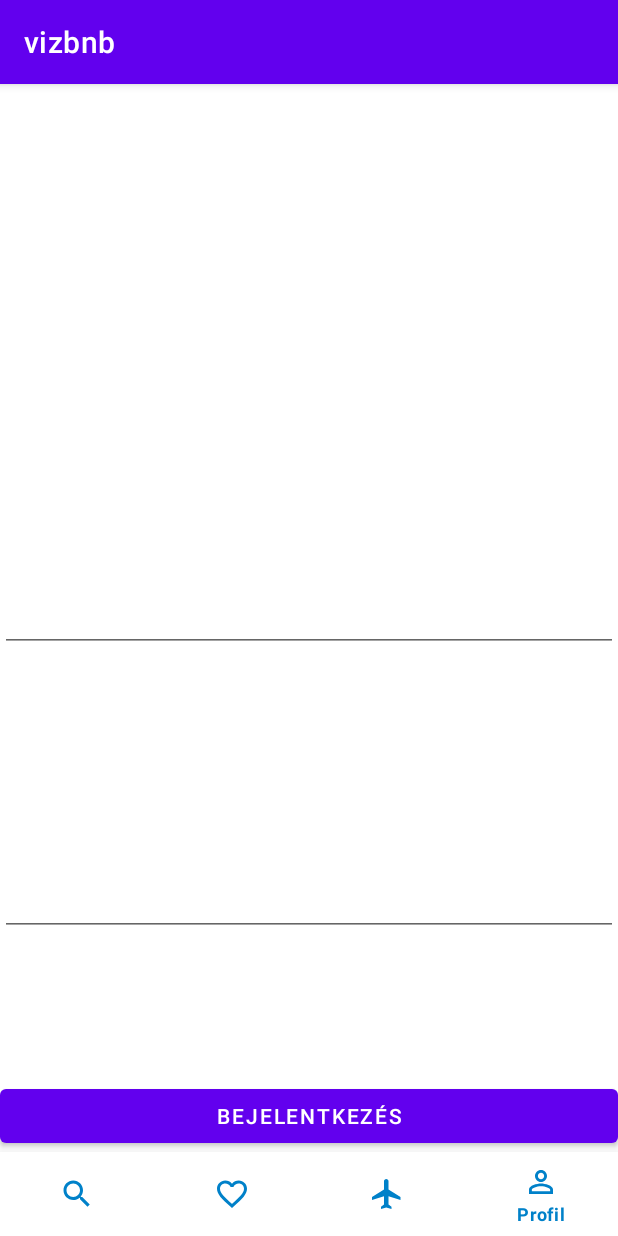
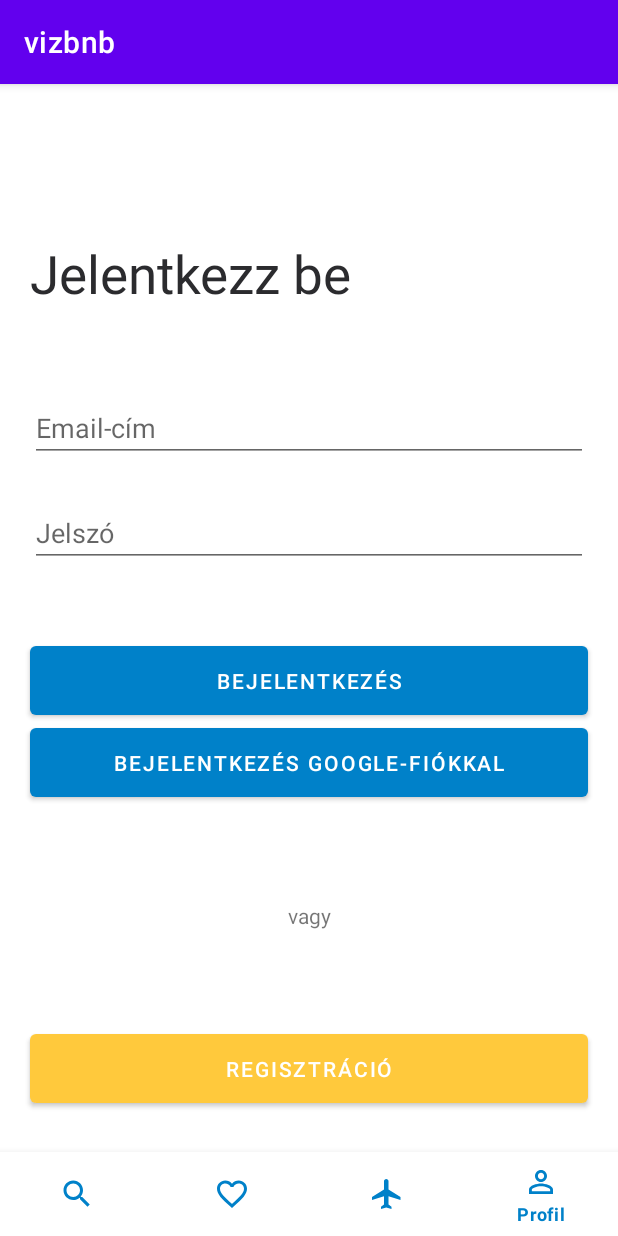
Before and after one commit to vivienbalint/mobilalk, an Android app: the screen it shows after launch (MainActivity), item 4 of the bottom bar chosen, on a phone screen of 412 x 824 dp. Run offline under Robolectric (Android 15) with nearby library versions, the phone set to English and light mode, and no system bars; our stand-ins replace Firebase (no records; nobody signed in at launch, a user with empty details on screens opened directly); libraries missing offline, so code that uses them is left out: org.checkerframework.checker.

```diff
--- /dev/null
+++ b/app/src/main/java/com/example/vizbnb/LoginFragment.java
@@ -0,0 +1,164 @@
+package com.example.vizbnb;
+
+import android.content.Intent;
+import android.os.Bundle;
+
+import androidx.annotation.NonNull;
+import androidx.fragment.app.Fragment;
+import androidx.fragment.app.FragmentTransaction;
+
+import android.view.LayoutInflater;
+import android.view.View;
+import android.view.ViewGroup;
+import android.widget.Button;
+import android.widget.EditText;
+import android.widget.Toast;
+
+import com.google.android.gms.auth.api.signin.GoogleSignIn;
+import com.google.android.gms.auth.api.signin.GoogleSignInAccount;
+import com.google.android.gms.auth.api.signin.GoogleSignInClient;
+import com.google.android.gms.auth.api.signin.GoogleSignInOptions;
+import com.google.android.gms.common.api.ApiException;
+import com.google.android.gms.tasks.OnCompleteListener;
+import com.google.android.gms.tasks.Task;
+import com.google.firebase.auth.AuthCredential;
+import com.google.firebase.auth.AuthResult;
+import com.google.firebase.auth.FirebaseAuth;
+import com.google.firebase.auth.GoogleAuthProvider;
+
+/**
+ * A simple {@link Fragment} subclass.
+ * Use the {@link LoginFragment#newInstance} factory method to
+ * create an instance of this fragment.
+ */
+public class LoginFragment extends Fragment {
+
+    // TODO: Rename parameter arguments, choose names that match
+    // the fragment initialization parameters, e.g. ARG_ITEM_NUMBER
+    private static final String ARG_PARAM1 = "param1";
+    private static final String ARG_PARAM2 = "param2";
+
+    private static final int RC_SIGN_IN = 549;
+
+    // TODO: Rename and change types of parameters
+    private String mParam1;
+    private String mParam2;
+
+    private FirebaseAuth auth;
+    private GoogleSignInClient googleSignInClient;
+    private EditText email;
+    private EditText password;
+
+    public LoginFragment() {
+        // Required empty public constructor
+    }
+
+    /**
+     * Use this factory method to create a new instance of
+     * this fragment using the provided parameters.
+     *
+     * @param param1 Parameter 1.
+     * @param param2 Parameter 2.
+     * @return A new instance of fragment LoginFragment.
+     */
+    // TODO: Rename and change types and number of parameters
+    public static LoginFragment newInstance(String param1, String param2) {
+        LoginFragment fragment = new LoginFragment();
+        Bundle args = new Bundle();
+        args.putString(ARG_PARAM1, param1);
+        args.putString(ARG_PARAM2, param2);
+        fragment.setArguments(args);
+        return fragment;
+    }
+
+    @Override
+    public void onCreate(Bundle savedInstanceState) {
+        super.onCreate(savedInstanceState);
+        if (getArguments() != null) {
+            mParam1 = getArguments().getString(ARG_PARAM1);
+            mParam2 = getArguments().getString(ARG_PARAM2);
+        }
+        auth = FirebaseAuth.getInstance();
+        GoogleSignInOptions gso = new GoogleSignInOptions.Builder(GoogleSignInOptions.DEFAULT_SIGN_IN)
+                .requestIdToken(getString(R.string.default_web_client_id))
+                .requestEmail()
+                .build();
+        googleSignInClient = GoogleSignIn.getClient(getActivity(), gso);
+    }
+
+    @Override
+    public View onCreateView(LayoutInflater inflater, ViewGroup container,
+                             Bundle savedInstanceState) {
+        // Inflate the layout for this fragment
+        View view = inflater.inflate(R.layout.fragment_login, container, false);
+
+        email = view.findViewById(R.id.email);
+        password = view.findViewById(R.id.password);
+
+        Button loginBtn = view.findViewById(R.id.loginBtn);
+        (loginBtn).setOnClickListener(this::login);
+
+        Button loginWithGoogleBtn = view.findViewById(R.id.loginWithGoogleBtn);
+        (loginWithGoogleBtn).setOnClickListener(this::loginWithGoogle);
+
+        Button registerBtn = view.findViewById(R.id.registerBtn);
+        (registerBtn).setOnClickListener(this::register);
+
+        return view;
+    }
+
+    @Override
+    public void onActivityResult(int requestCode, int resultCode, Intent data) {
+        super.onActivityResult(requestCode, resultCode, data);
+
+        if(requestCode == RC_SIGN_IN) {
+            Task<GoogleSignInAccount> task = GoogleSignIn.getSignedInAccountFromIntent(data);
+
+            try {
+                GoogleSignInAccount account = task.getResult(ApiException.class);
+                firebaseAuthWithGoogle(account.getIdToken());
+            } catch (ApiException e) {
+                //Todo
+            }
+        }
+    }
+
+    private void firebaseAuthWithGoogle(String idToken) {
+        AuthCredential cred = GoogleAuthProvider.getCredential(idToken, null);
+        auth.signInWithCredential(cred).addOnCompleteListener(getActivity(), task -> {
+            if(task.isSuccessful()) {
+//                User user = new User(registerEmail, registerFirstName, registerLastName);
+                Fragment profileFragment = new ProfileFragment();
+                getParentFragmentManager().beginTransaction().replace(R.id.fragment_container, profileFragment).commit();
+            } else {
+                Toast.makeText(getContext(), "A bejelentkezés nem sikerült: " + task.getException().getMessage(), Toast.LENGTH_LONG).show();
+            }
+        });
+    }
+
+    public void login(View view) {
+        String loginEmail = email.getText().toString();
+        String loginPassword = password.getText().toString();
+        auth.signInWithEmailAndPassword(loginEmail, loginPassword).addOnCompleteListener(getActivity(), task -> {
+            if(task.isSuccessful()) {
+//                User user = new User(registerEmail, registerFirstName, registerLastName);
+                Fragment profileFragment = new ProfileFragment();
+                getParentFragmentManager().beginTransaction().replace(R.id.fragment_container, profileFragment).commit();
+            } else {
+                Toast.makeText(getContext(), "A bejelentkezés nem sikerült: " + task.getException().getMessage(), Toast.LENGTH_LONG).show();
+            }
+        });
+    }
+
+    public void loginWithGoogle(View view) {
+        Intent signInIntent = googleSignInClient.getSignInIntent();
+        startActivity(signInIntent);
+    }
+
+    public void register(View view) {
+        Fragment registerFragment = new RegisterFragment();
+        getParentFragmentManager().beginTransaction().replace(R.id.fragment_container, registerFragment).commit();
+    }
+
+
+}
--- a/app/src/main/java/com/example/vizbnb/MainActivity.java
+++ b/app/src/main/java/com/example/vizbnb/MainActivity.java
@@ -4,17 +4,26 @@ import androidx.appcompat.app.AppCompatActivity;
 import androidx.fragment.app.Fragment;
 
 import android.os.Bundle;
+import android.util.Log;
 import android.view.View;
 import android.widget.EditText;
 
 import com.google.android.material.bottomnavigation.BottomNavigationView;
+import com.google.firebase.auth.FirebaseAuth;
+import com.google.firebase.auth.FirebaseUser;
 
 public class MainActivity extends AppCompatActivity {
+
+    private FirebaseUser user;
+    private final static String LOG_TAG = MainActivity.class.getName();
 
     @Override
     protected void onCreate(Bundle savedInstanceState) {
         super.onCreate(savedInstanceState);
         setContentView(R.layout.activity_main);
+
+        user = FirebaseAuth.getInstance().getCurrentUser();
+
         BottomNavigationView nav = findViewById(R.id.navigation);
         nav.setOnItemSelectedListener(navListener);
         Fragment searchFragment = new SearchFragment();
@@ -28,13 +37,25 @@ public class MainActivity extends AppCompatActivity {
             selectedFragment = new SearchFragment();
         }
         if (itemId == R.id.favorites) {
-            selectedFragment = new FavoritesFragment();
+            if(user != null) {
+                selectedFragment = new FavoritesFragment();
+            } else {
+                selectedFragment = new LoginFragment();
+            }
         }
         if (itemId == R.id.trips) {
-            selectedFragment = new TripsFragment();
+            if(user != null) {
+                selectedFragment = new TripsFragment();
+            } else {
+                selectedFragment = new LoginFragment();
+            }
         }
         if (itemId == R.id.profile) {
-            selectedFragment = new ProfileFragment();
+            if(user != null) {
+                selectedFragment = new ProfileFragment();
+            } else {
+                selectedFragment = new LoginFragment();
+            }
         }
         if (selectedFragment != null) {
             getSupportFragmentManager().beginTransaction().replace(R.id.fragment_container, selectedFragment).commit();
--- a/app/src/main/res/layout/activity_main.xml
+++ b/app/src/main/res/layout/activity_main.xml
@@ -1,5 +1,5 @@
 <?xml version="1.0" encoding="utf-8"?>
-<RelativeLayout xmlns:android="http://schemas.android.com/apk/res/android"
+<androidx.coordinatorlayout.widget.CoordinatorLayout xmlns:android="http://schemas.android.com/apk/res/android"
     xmlns:app="http://schemas.android.com/apk/res-auto"
     xmlns:tools="http://schemas.android.com/tools"
     android:layout_width="match_parent"
@@ -20,6 +20,7 @@
         android:layout_gravity="bottom"
         app:itemIconTint="@color/dark_blue"
         app:itemTextColor="@color/dark_blue"
+        app:layout_behavior="@string/hide_bottom_view_on_scroll_behavior"
         app:menu="@menu/nav_items" />
 
-</RelativeLayout>
+</androidx.coordinatorlayout.widget.CoordinatorLayout>
--- /dev/null
+++ b/app/src/main/res/layout/fragment_login.xml
@@ -0,0 +1,104 @@
+<?xml version="1.0" encoding="utf-8"?>
+<FrameLayout xmlns:android="http://schemas.android.com/apk/res/android"
+    xmlns:tools="http://schemas.android.com/tools"
+    android:layout_width="match_parent"
+    android:layout_height="match_parent"
+    xmlns:app="http://schemas.android.com/apk/res-auto"
+    tools:context=".LoginFragment">
+
+    <androidx.constraintlayout.widget.ConstraintLayout
+        android:layout_width="match_parent"
+        android:layout_height="match_parent">
+
+        <TextView
+            android:id="@+id/loginText"
+            android:layout_width="match_parent"
+            android:layout_height="wrap_content"
+            android:layout_marginHorizontal="20dp"
+            android:text="Jelentkezz be"
+            android:textColor="@color/text"
+            android:textSize="35sp"
+            app:layout_constraintBottom_toBottomOf="@id/email"
+            app:layout_constraintLeft_toLeftOf="parent"
+            app:layout_constraintRight_toRightOf="parent"
+            app:layout_constraintTop_toTopOf="parent"
+            app:layout_constraintVertical_bias="0.5"
+            app:layout_constraintVertical_chainStyle="packed" />
+
+        <EditText
+            android:id="@+id/email"
+            android:layout_width="match_parent"
+            android:layout_height="wrap_content"
+            android:layout_marginHorizontal="20dp"
+            android:hint="Email-cím"
+            android:inputType="textEmailAddress"
+            app:layout_constraintBottom_toBottomOf="@id/password"
+            app:layout_constraintTop_toTopOf="@id/loginText"
+            app:layout_constraintRight_toRightOf="parent"
+            app:layout_constraintLeft_toLeftOf="parent"
+            app:layout_constraintVertical_chainStyle="packed"
+            app:layout_constraintVertical_bias="0.6"/>
+
+        <EditText
+            android:id="@+id/password"
+            android:layout_width="match_parent"
+            android:layout_height="wrap_content"
+            android:layout_marginHorizontal="20dp"
+            android:hint="Jelszó"
+            android:inputType="textPassword"
+            app:layout_constraintBottom_toBottomOf="@id/loginBtn"
+            app:layout_constraintTop_toTopOf="@id/email"
+            app:layout_constraintRight_toRightOf="parent"
+            app:layout_constraintLeft_toLeftOf="parent"
+            app:layout_constraintVertical_chainStyle="packed"
+            app:layout_constraintVertical_bias="0.4"/>
+
+        <Button
+            android:id="@+id/loginBtn"
+            android:layout_width="match_parent"
+            android:layout_height="wrap_content"
+            android:layout_marginHorizontal="20dp"
+            app:backgroundTint="@color/dark_blue"
+            android:text="@string/login"
+            android:paddingVertical="13dp"
+            app:layout_constraintBottom_toBottomOf="@id/orText"
+            app:layout_constraintTop_toTopOf="@id/password"
+            app:layout_constraintVertical_chainStyle="packed"
+            app:layout_constraintVertical_bias="0.4"/>
+
+        <Button
+            android:id="@+id/loginWithGoogleBtn"
+            android:layout_width="match_parent"
+            android:layout_height="wrap_content"
+            android:layout_marginHorizontal="20dp"
+            app:backgroundTint="@color/dark_blue"
+            android:text="@string/login_with_google"
+            android:paddingVertical="13dp"
+            app:layout_constraintBottom_toBottomOf="@id/orText"
+            app:layout_constraintTop_toTopOf="@id/loginBtn"
+            app:layout_constraintVertical_bias="0.4"/>
+
+        <TextView
+            android:id="@+id/orText"
+            android:layout_width="match_parent"
+            android:layout_height="wrap_content"
+            android:layout_marginHorizontal="20dp"
+            android:gravity="center"
+            android:text="vagy"
+            app:layout_constraintBottom_toBottomOf="@id/registerBtn"
+            app:layout_constraintTop_toTopOf="@id/loginWithGoogleBtn" />
+
+        <Button
+            android:id="@+id/registerBtn"
+            android:layout_width="match_parent"
+            android:layout_height="wrap_content"
+            android:layout_marginHorizontal="20dp"
+            android:text="Regisztráció"
+            android:paddingVertical="13dp"
+            app:backgroundTint="@color/yellow"
+            app:layout_constraintBottom_toBottomOf="parent"
+            app:layout_constraintTop_toTopOf="@id/orText" />
+
+    </androidx.constraintlayout.widget.ConstraintLayout>
+
+</FrameLayout>
--- /dev/null
+++ b/app/src/main/res/values/dimens.xml
@@ -0,0 +1,5 @@
+<resources>
+    <!-- Default screen margins, per the Android Design guidelines. -->
+    <dimen name="fragment_horizontal_margin">16dp</dimen>
+    <dimen name="fragment_vertical_margin">16dp</dimen>
+</resources>
```
Also changed, not shown: app/build.gradle (+7 -0 lines), app/src/main/java/com/example/vizbnb/ProfileFragment.java (+26 -26 lines), app/src/main/java/com/example/vizbnb/RegisterFragment.java (added, +118 -0 lines), app/src/main/java/com/example/vizbnb/User.java (+1 -24 lines), app/src/main/res/layout/fragment_register.xml (added, +74 -0 lines), app/src/main/res/layout/fragment_search.xml (+20 -4 lines), app/src/main/res/values/strings.xml (+13 -0 lines).
